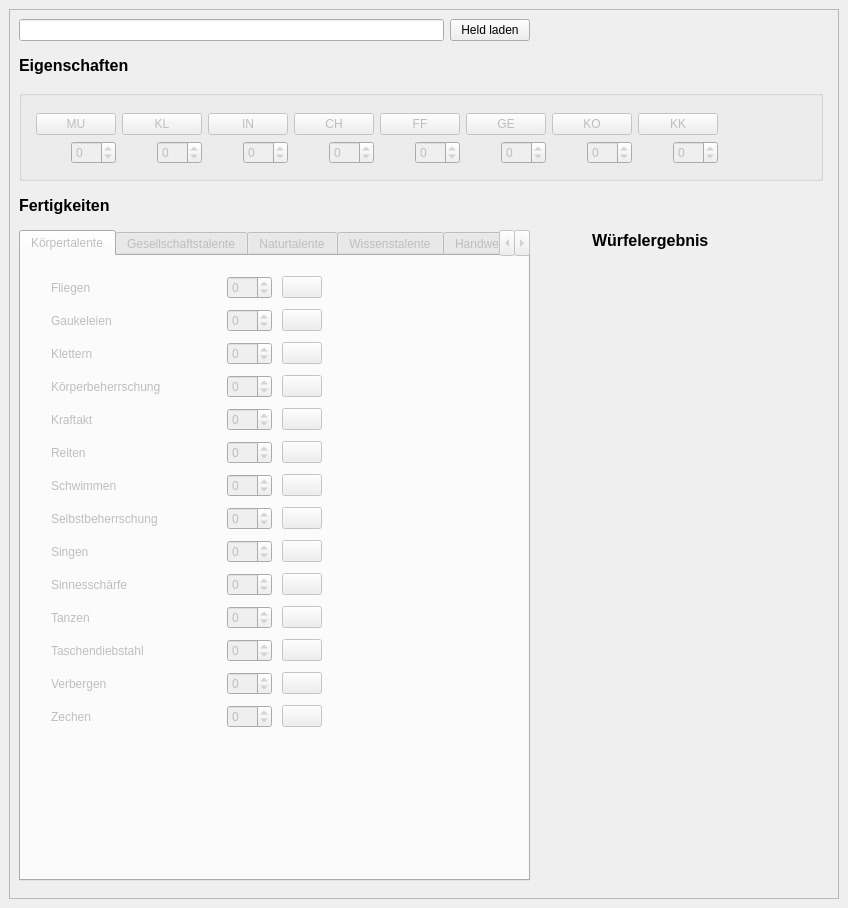
Old version of the form src/MainWindow.ui in the repository MirUlr/dsa_calculator.
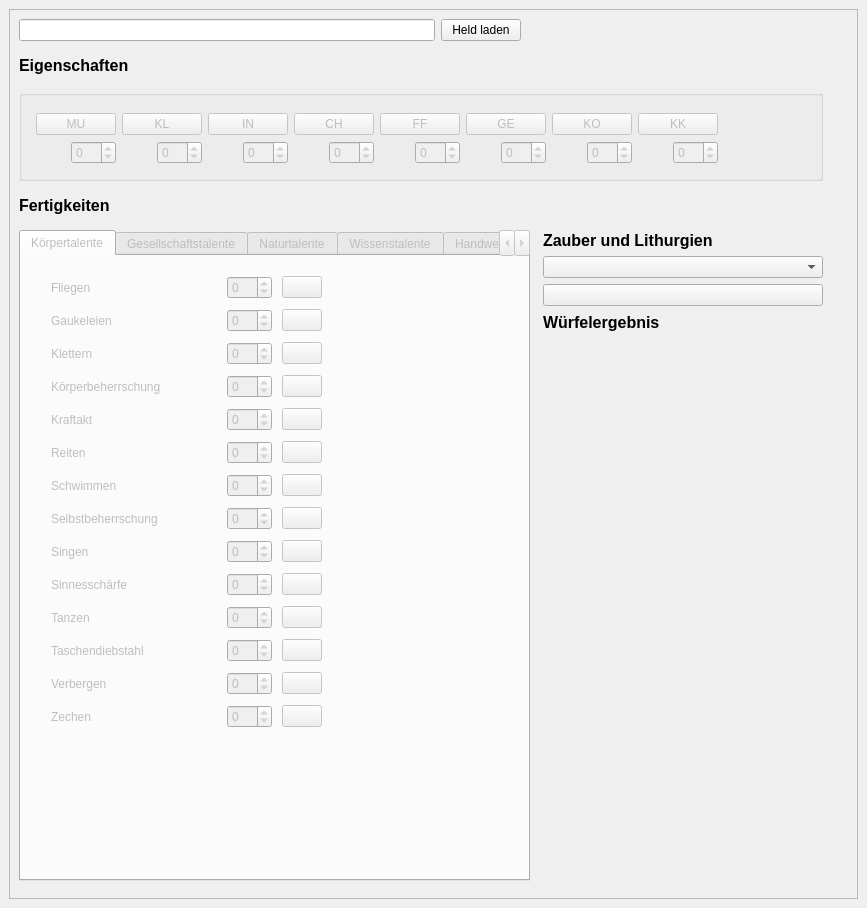
New version of the form. Icons and pictures are not drawn.

Commit message: Funzelsachen in GUI eingefügt

```diff
--- a/src/MainWindow.ui
+++ b/src/MainWindow.ui
@@ -6,7 +6,7 @@
    <rect>
     <x>0</x>
     <y>0</y>
-    <width>848</width>
+    <width>867</width>
     <height>908</height>
    </rect>
   </property>
@@ -37,39 +37,6 @@
         </rect>
        </property>
        <layout class="QGridLayout" name="gridLayout_6">
-        <item row="1" column="0" colspan="3">
-         <widget class="QLabel" name="label_attribute_title">
-          <property name="font">
-           <font>
-            <pointsize>12</pointsize>
-            <weight>75</weight>
-            <bold>true</bold>
-           </font>
-          </property>
-          <property name="text">
-           <string>Eigenschaften</string>
-          </property>
-         </widget>
-        </item>
-        <item row="5" column="2">
-         <widget class="QLabel" name="label_result">
-          <property name="minimumSize">
-           <size>
-            <width>231</width>
-            <height>261</height>
-           </size>
-          </property>
-          <property name="text">
-           <string/>
-          </property>
-          <property name="alignment">
-           <set>Qt::AlignLeading|Qt::AlignLeft|Qt::AlignTop</set>
-          </property>
-          <property name="wordWrap">
-           <bool>true</bool>
-          </property>
-         </widget>
-        </item>
         <item row="2" column="0" colspan="3">
          <widget class="QGroupBox" name="box_attribute">
           <property name="enabled">
@@ -337,7 +304,7 @@
           </widget>
          </widget>
         </item>
-        <item row="4" column="2">
+        <item row="7" column="2">
          <widget class="QLabel" name="label_result_title">
           <property name="maximumSize">
            <size>
@@ -371,21 +338,38 @@
           </property>
          </widget>
         </item>
-        <item row="0" column="0">
-         <layout class="QHBoxLayout" name="layout_heldLaden">
-          <item>
-           <widget class="QLineEdit" name="txt_heldLaden"/>
-          </item>
-          <item>
-           <widget class="QPushButton" name="btn_heldLaden">
-            <property name="text">
-             <string>Held laden</string>
-            </property>
-           </widget>
-          </item>
-         </layout>
+        <item row="6" column="2">
+         <widget class="QPushButton" name="btn_zauber">
+          <property name="text">
+           <string/>
+          </property>
+          <property name="icon">
+           <iconset>
+            <normaloff>dice.png</normaloff>dice.png</iconset>
+          </property>
+         </widget>
         </item>
-        <item row="4" column="0" rowspan="2">
+        <item row="4" column="2">
+         <widget class="QLabel" name="label_result_title_3">
+          <property name="maximumSize">
+           <size>
+            <width>16777215</width>
+            <height>20</height>
+           </size>
+          </property>
+          <property name="font">
+           <font>
+            <pointsize>12</pointsize>
+            <weight>75</weight>
+            <bold>true</bold>
+           </font>
+          </property>
+          <property name="text">
+           <string>Zauber und Lithurgien</string>
+          </property>
+         </widget>
+        </item>
+        <item row="4" column="0" rowspan="6">
          <widget class="QTabWidget" name="tab_fertigkeiten">
           <property name="enabled">
            <bool>false</bool>
@@ -2626,14 +2610,74 @@
           </widget>
          </widget>
         </item>
-        <item row="5" column="1">
+        <item row="8" column="2" rowspan="2">
+         <widget class="QLabel" name="label_result">
+          <property name="text">
+           <string/>
+          </property>
+          <property name="alignment">
+           <set>Qt::AlignLeading|Qt::AlignLeft|Qt::AlignTop</set>
+          </property>
+          <property name="wordWrap">
+           <bool>true</bool>
+          </property>
+         </widget>
+        </item>
+        <item row="1" column="0" colspan="3">
+         <widget class="QLabel" name="label_attribute_title">
+          <property name="font">
+           <font>
+            <pointsize>12</pointsize>
+            <weight>75</weight>
+            <bold>true</bold>
+           </font>
+          </property>
+          <property name="text">
+           <string>Eigenschaften</string>
+          </property>
+         </widget>
+        </item>
+        <item row="0" column="0">
+         <layout class="QHBoxLayout" name="layout_heldLaden">
+          <item>
+           <widget class="QLineEdit" name="txt_heldLaden"/>
+          </item>
+          <item>
+           <widget class="QPushButton" name="btn_heldLaden">
+            <property name="text">
+             <string>Held laden</string>
+            </property>
+           </widget>
+          </item>
+         </layout>
+        </item>
+        <item row="5" column="2">
+         <widget class="QComboBox" name="comboBox_zauber">
+          <property name="minimumSize">
+           <size>
+            <width>280</width>
+            <height>0</height>
+           </size>
+          </property>
+          <property name="maximumSize">
+           <size>
+            <width>280</width>
+            <height>16777215</height>
+           </size>
+          </property>
+         </widget>
+        </item>
+        <item row="7" column="1">
          <spacer name="horizontalSpacer">
           <property name="orientation">
            <enum>Qt::Horizontal</enum>
           </property>
+          <property name="sizeType">
+           <enum>QSizePolicy::Fixed</enum>
+          </property>
           <property name="sizeHint" stdset="0">
            <size>
-            <width>40</width>
+            <width>10</width>
             <height>20</height>
            </size>
           </property>
```
Left out of the diff: 6 changed lines with no effect on the pictures.
